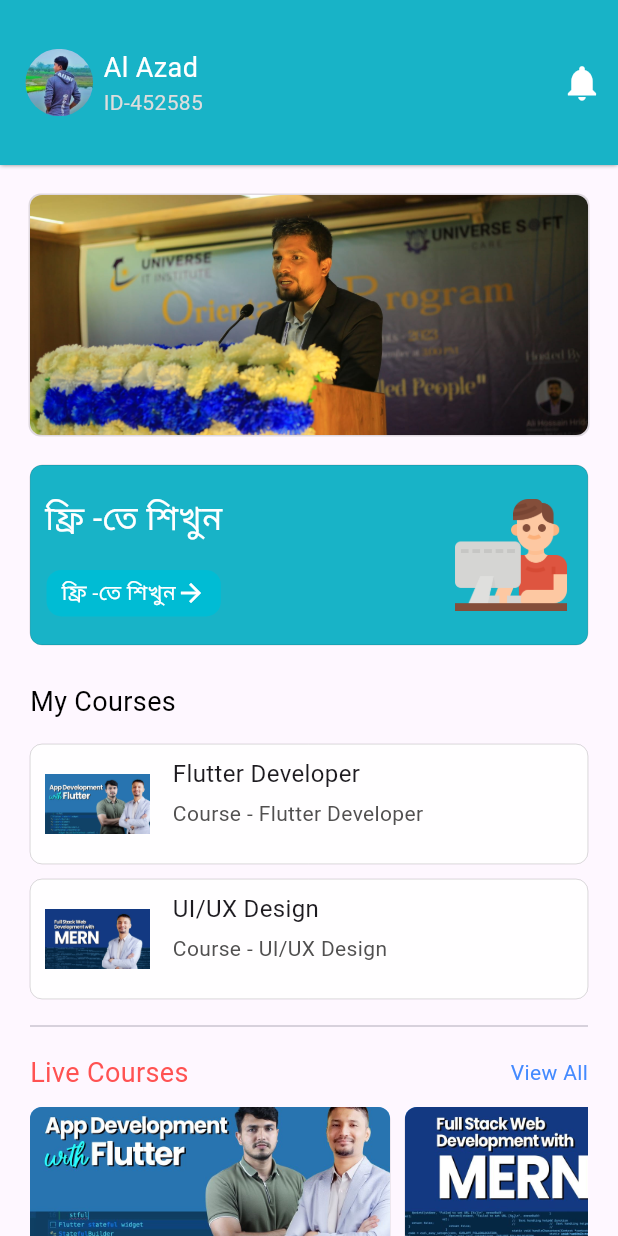
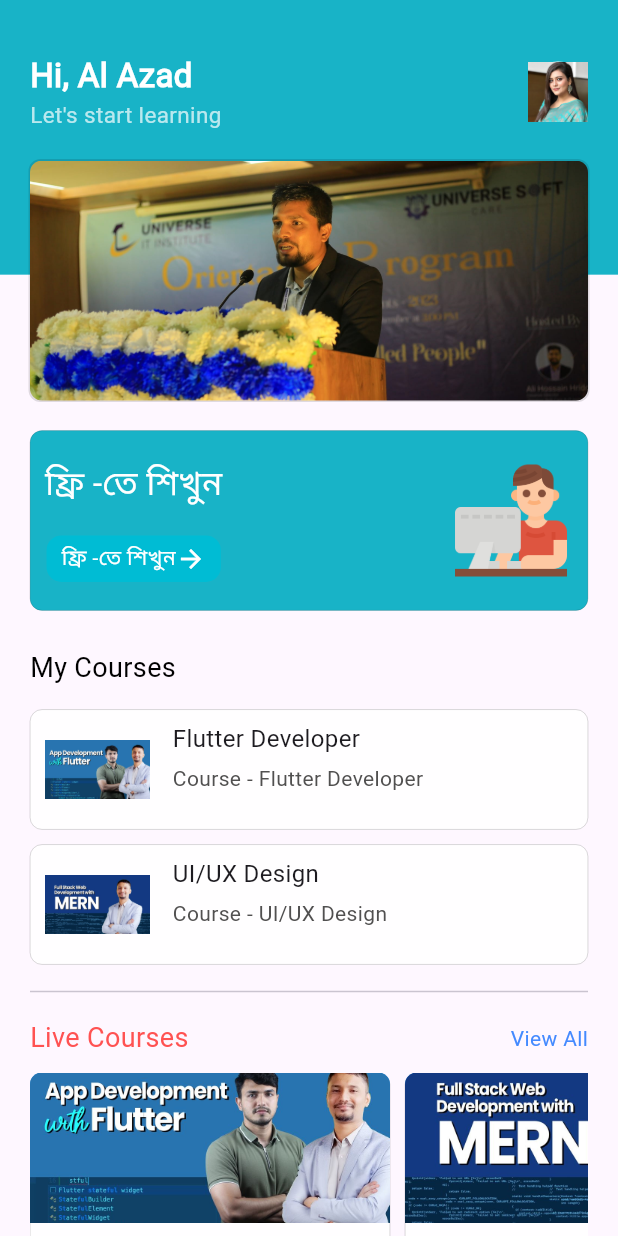
Before and after one commit to alazad214/learning_management, a Flutter app: the HomeScreen screen opened by its route, on a phone screen of 412 x 824 dp. Run offline on Flutter 3.47's test engine with Material 3 defaults, Android fonts, the phone set to English and light mode, and no system bars; our stand-ins replace another_carousel_pro, flutter_rating_bar, fluttertoast, get, google_fonts, introduction_screen and 3 more; accounts and stored records are empty; Roboto replaces fonts that are missing (robotomono).

Commit message:
custom appbar

```diff
--- a/lib/app/auth/LoginScreen/login_screen.dart
+++ b/lib/app/auth/LoginScreen/login_screen.dart
@@ -11,7 +11,7 @@ import '../../../utils/app_image.dart';
 import '../../../utils/input_validation.dart';
 import '../../../widgets/app_button.dart';
 import '../../nav bar/views/bottom_nav_screen.dart';
-import '../widget/appRichText.dart';
+import '../../../widgets/appRichText.dart';
 
 class LoginScreen extends StatelessWidget {
   const LoginScreen({super.key});
--- a/lib/app/auth/forget/forget_screen.dart
+++ b/lib/app/auth/forget/forget_screen.dart
@@ -8,7 +8,7 @@ import '../../../utils/app_image.dart';
 import '../../../utils/input_validation.dart';
 import '../../../widgets/app_button.dart';
 import '../register/register_screen.dart';
-import '../widget/appRichText.dart';
+import '../../../widgets/appRichText.dart';
 
 class ForgetScreen extends StatelessWidget {
   const ForgetScreen({super.key});
--- a/lib/app/auth/register/register_screen.dart
+++ b/lib/app/auth/register/register_screen.dart
@@ -1,6 +1,6 @@
 import 'package:flutter/material.dart';
 import 'package:get/get.dart';
-import 'package:learning_management/app/auth/widget/appRichText.dart';
+import 'package:learning_management/widgets/appRichText.dart';
 import 'package:learning_management/controllers/login_controller.dart';
 import 'package:learning_management/style/text_style.dart';
 import 'package:learning_management/style/textfiled_style.dart';
--- a/lib/app/home/views/home_screen.dart
+++ b/lib/app/home/views/home_screen.dart
@@ -1,8 +1,8 @@
 import 'package:flutter/material.dart';
 import 'package:get/get.dart';
-
+import 'package:learning_management/app/home/widgets/home_appbar.dart';
+import '../../../utils/colors.dart';
 import '../../../widgets/backappbar.dart';
-import '../../../widgets/custom_appbar.dart';
 import '../../../widgets/custom_see_all.dart';
 import '../../course/views/free_course_screen.dart';
 import '../../course/views/join_class_screen.dart';
@@ -17,14 +17,26 @@ class HomeScreen extends StatelessWidget {
 
   @override
   Widget build(BuildContext context) {
+    final size = MediaQuery.sizeOf(context);
     return Scaffold(
-        appBar: const CustomAppBar(),
         body: SingleChildScrollView(
-          child: Padding(
-            padding: const EdgeInsets.symmetric(horizontal: 20, vertical: 5.0),
+            child: Stack(
+      children: [
+        Container(
+          width: size.width,
+          height: size.height / 4.5,
+          decoration: BoxDecoration(
+            color: AppColor.primary,
+          ),
+        ),
+        Padding(
+          padding: EdgeInsets.symmetric(horizontal: 20, vertical: 35),
           child: Column(
             children: [
-                const SizedBox(height: 15.0),
+              HomeAppBar(),
+              Column(
+                children: [
+                  const SizedBox(height: 20.0),
                   const Slider1(),
                   FreeCourseScreen(),
                   const BuyCourseCard(),
@@ -56,7 +68,10 @@ class HomeScreen extends StatelessWidget {
                   const TeacherCard()
                 ],
               ),
+            ],
           ),
-        ));
+        )
+      ],
+    )));
   }
 }
--- /dev/null
+++ b/lib/app/home/widgets/home_appbar.dart
@@ -0,0 +1,31 @@
+import 'package:flutter/material.dart';
+import 'package:learning_management/style/text_style.dart';
+
+class HomeAppBar extends StatelessWidget {
+  const HomeAppBar({super.key});
+
+  @override
+  Widget build(BuildContext context) {
+    return Column(
+      crossAxisAlignment: CrossAxisAlignment.start,
+      children: [
+        Row(
+          mainAxisAlignment: MainAxisAlignment.spaceBetween,
+          children: [
+            Column(
+              crossAxisAlignment: CrossAxisAlignment.start,
+              children: [
+                Text('Hi, Al Azad',
+                    style: AppTextStyle1(textColor: Colors.white)),
+                Text("Let's start learning", style: AppTextStyle2(textColor: Colors.white70)),
+              ],
+            ),
+            CircleAvatar(
+                backgroundColor: Colors.white,
+                child: Image.asset('assets/logo/tripti.jpg'))
+          ],
+        )
+      ],
+    );
+  }
+}
--- a/lib/app/auth/widget/appRichText.dart
+++ b/lib/widgets/appRichText.dart
@@ -1,6 +1,6 @@
 import 'package:flutter/material.dart';
-import '../../../../../utils/colors.dart';
-import '../../../../widgets/text2.dart';
+import '../../../utils/colors.dart';
+import '../../widgets/text2.dart';
 
 class Apprichtext extends StatelessWidget {
   final text;
--- a/pubspec.yaml
+++ b/pubspec.yaml
@@ -68,11 +68,11 @@ dev_dependencies:
 flutter_launcher_icons:
   android: "launcher_icon"
   ios: true
-  image_path: "assets/logo/logo.png"
+  image_path: "assets/logo/applogo.png"
   min_sdk_android: 21 # android min sdk min:16, default 21
   web:
     generate: true
-    image_path: "assets/logo/logo.png"
+    image_path: "assets/applogo/logo.png"
 
 # For information on the generic Dart part of this file, see the
 # following page: https://dart.dev/tools/pub/pubspec
```
Also changed, not shown: lib/app/auth/widget/auth_taitle_subtitle.dart (deleted, +0 -41 lines), assets/logo/tripti.jpg (added), 26 other files. Lines whose indentation alone changed are shown as unchanged.
